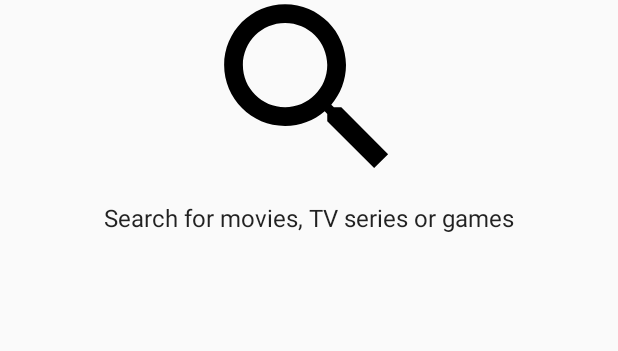
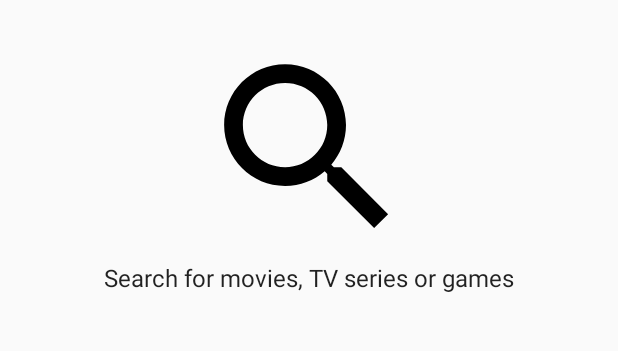
Before and after one commit to thiagotbl/movie-search, an Android app: the screen it shows after launch (MoviesActivity), on a phone screen of 412 x 824 dp, the part 84-435 px from its top. Run offline under Robolectric (Android 15) with nearby library versions, the phone set to English and light mode, and no system bars; libraries missing offline, so code that uses them is left out: retrofit2.adapter.rxjava, rx.android.schedulers, rx.schedulers; pictures from the network do not load; 2 statements that could not run were skipped.

Commit message:
Aumenta espaçamento

```diff
--- a/app/src/main/res/values/dimens.xml
+++ b/app/src/main/res/values/dimens.xml
@@ -2,7 +2,7 @@
 <resources>
     <dimen name="progress_bar_size">60dp</dimen>
     <dimen name="img_empty_screen_size">150dp</dimen>
-    <dimen name="img_empty_screen_margin_top">40dp</dimen>
+    <dimen name="img_empty_screen_margin_top">80dp</dimen>
     <dimen name="list_item_height">96dp</dimen>
     <dimen name="list_item_poster_width">54dp</dimen>
     <dimen name="list_item_poster_height">80dp</dimen>
```
